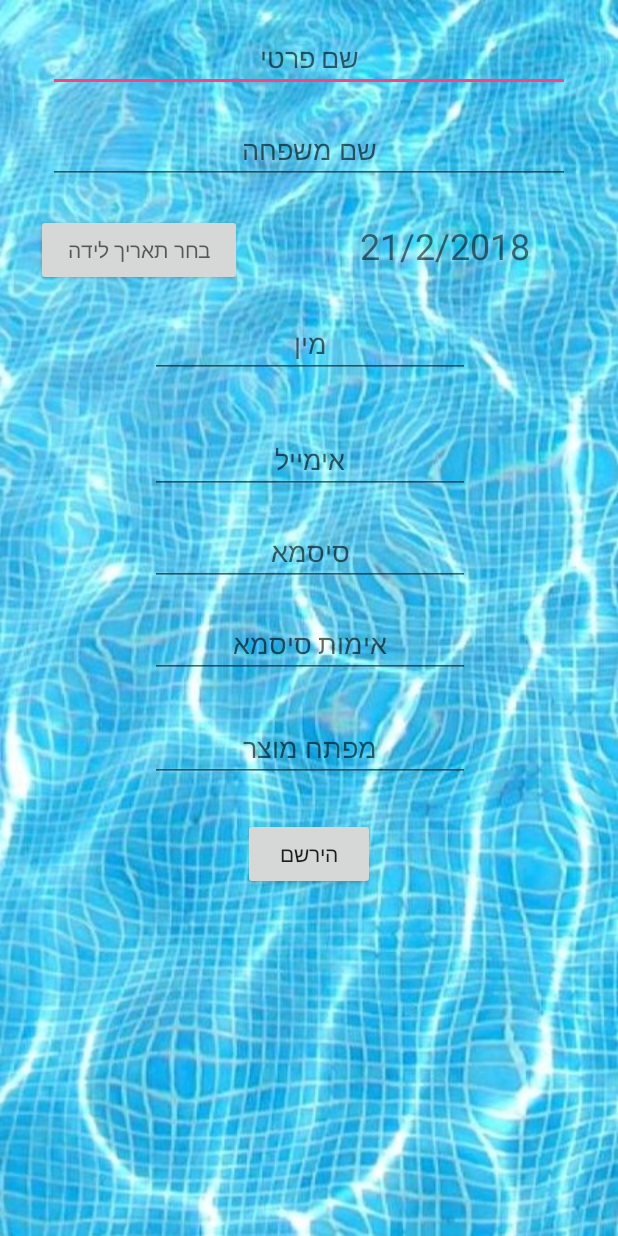
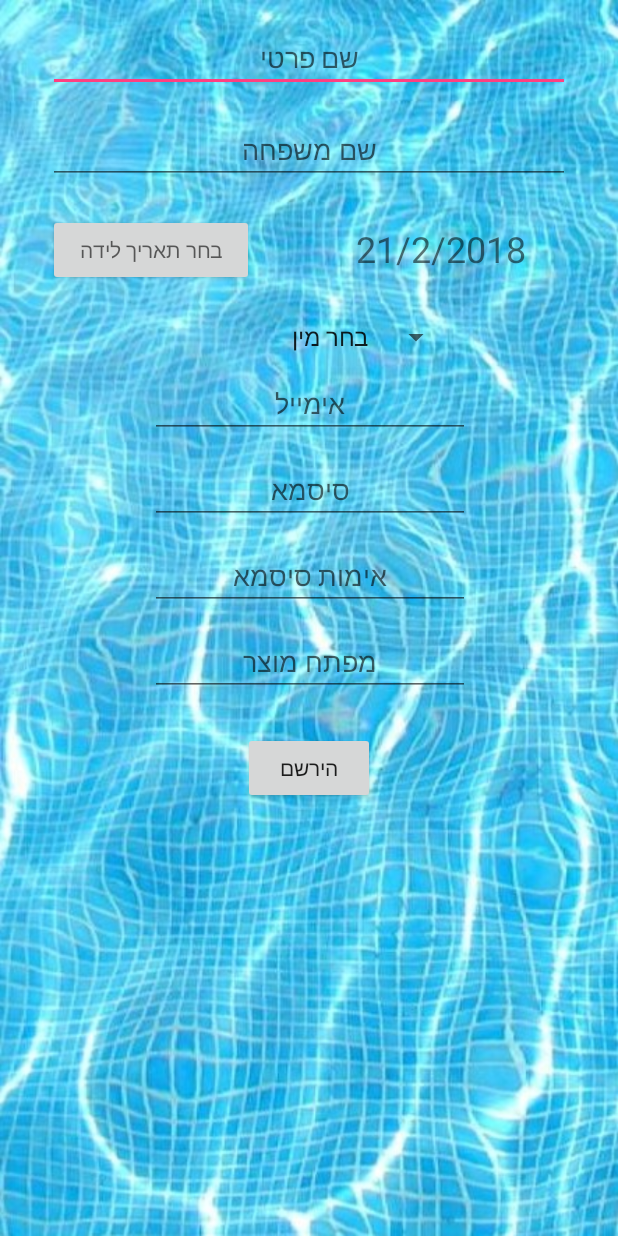
Before and after one commit to amirl1086/SwimmingCompetitions, an Android app: the RegisterActivity screen opened directly, with no data from a screen before it, on a phone screen of 412 x 824 dp. Run offline under Robolectric (Android 15) with nearby library versions, the phone set to English and light mode, and no system bars; 2 statements that could not run were skipped.

```diff
--- a/android/app/build.gradle
+++ b/android/app/build.gradle
@@ -50,4 +50,5 @@ repositories {
 
 
 
+
 apply plugin: 'com.google.gms.google-services'
--- a/android/app/src/main/AndroidManifest.xml
+++ b/android/app/src/main/AndroidManifest.xml
@@ -26,7 +26,8 @@
         <activity android:name=".NewIterationActivity" />
         <activity android:name=".ViewCompetitionsActivity" />
         <activity android:name=".ViewCompetitionActivity" />
-        <activity android:name=".IterationsActivity"></activity>
+        <activity android:name=".IterationsActivity" />
+        <activity android:name=".RegisterTempUserActivity"></activity>
     </application>
 
 </manifest>
--- a/android/app/src/main/java/com/app/swimmingcompetitions/swimmingcompetitions/CreateNewCompetitionActivity.java
+++ b/android/app/src/main/java/com/app/swimmingcompetitions/swimmingcompetitions/CreateNewCompetitionActivity.java
@@ -118,7 +118,7 @@ public class CreateNewCompetitionActivity extends AppCompatActivity implements A
         this.spinnerListAdapter.setDropDownViewResource(android.R.layout.simple_spinner_item);
         this.spinner.setAdapter(spinnerListAdapter);
 
-        if(intent.hasExtra("selectedCompetition")) {
+        if(intent.hasExtra("editMode")) {
 
         }
         else {
--- a/android/app/src/main/java/com/app/swimmingcompetitions/swimmingcompetitions/RegisterActivity.java
+++ b/android/app/src/main/java/com/app/swimmingcompetitions/swimmingcompetitions/RegisterActivity.java
@@ -3,12 +3,16 @@ package com.app.swimmingcompetitions.swimmingcompetitions;
 import android.app.DatePickerDialog;
 import android.app.Dialog;
 import android.content.Intent;
+import android.graphics.Color;
 import android.support.v7.app.AppCompatActivity;
 import android.os.Bundle;
 import android.view.View;
+import android.view.ViewGroup;
+import android.widget.ArrayAdapter;
 import android.widget.Button;
 import android.widget.DatePicker;
 import android.widget.EditText;
+import android.widget.Spinner;
 import android.widget.TextView;
 import android.widget.Toast;
 
@@ -24,7 +28,6 @@ public class RegisterActivity extends AppCompatActivity implements AsyncResponse
 
     private EditText firstName;
     private EditText lastName;
-    private EditText gender;
     private EditText eMail;
     private EditText password;
     private EditText passwordConfirmation;
@@ -33,6 +36,9 @@ public class RegisterActivity extends AppCompatActivity implements AsyncResponse
     private TextView dateView;
     private int year, month, day;
     private String registerType;
+    private Spinner spinner;
+    private ArrayAdapter<String> spinnerListAdapter;
+    private String[] genders;
 
 
     @Override
@@ -43,16 +49,46 @@ public class RegisterActivity extends AppCompatActivity implements AsyncResponse
         Bundle extras = getIntent().getExtras();
         this.registerType = extras.getString("registerType");
 
-        this.firstName = (EditText) findViewById(R.id.register_first_name);
-        this.lastName = (EditText) findViewById(R.id.register_last_name);
-        this.birthDateButton = (Button) findViewById(R.id.register_birth_date);
-        this.gender = (EditText) findViewById(R.id.register_gender);
+        this.firstName = findViewById(R.id.register_first_name);
+        this.lastName = findViewById(R.id.register_last_name);
+        this.birthDateButton = findViewById(R.id.register_birth_date);
+
+        //set up spinner picker for swimming style
+        this.genders = new String[]{"בחר מין", "זכר", "נקבה"};
+        this.spinner = findViewById(R.id.register_gender);
+        this.spinnerListAdapter = new ArrayAdapter<String>(this, android.R.layout.simple_spinner_item, genders) {
+
+            @Override
+            public boolean isEnabled(int position){
+                if(position == 0) {
+                    return false;
+                }
+                return true;
+            }
+
+            @Override
+            public View getDropDownView(int position, View convertView, ViewGroup parent) {
+                View view = super.getDropDownView(position, convertView, parent);
+                TextView tv = (TextView) view;
+                if(position == 0){
+                    // Set the hint text color gray
+                    tv.setTextColor(Color.GRAY);
+                }
+                else {
+                    tv.setTextColor(Color.BLACK);
+                }
+                return view;
+            }
+        };
+
+        this.spinnerListAdapter.setDropDownViewResource(android.R.layout.simple_spinner_item);
+        this.spinner.setAdapter(spinnerListAdapter);
 
         if (this.registerType.equals("parent")) {
             this.birthDateButton.setVisibility(View.GONE);
-            this.gender.setVisibility(View.GONE);
+            this.spinner.setVisibility(View.GONE);
         } else { //initialize date picker for date of birth
-            this.dateView = (TextView) findViewById(R.id.birth_date_view);
+            this.dateView = findViewById(R.id.birth_date_view);
             this.calendar = Calendar.getInstance();
             this.year = calendar.get(Calendar.YEAR);
 
@@ -61,9 +97,9 @@ public class RegisterActivity extends AppCompatActivity implements AsyncResponse
             showDate(year, month + 1, day);
         }
 
-        this.eMail = (EditText) findViewById(R.id.register_email);
-        this.password = (EditText) findViewById(R.id.register_password);
-        this.passwordConfirmation = (EditText) findViewById(R.id.register_password_confirmation);
+        this.eMail = findViewById(R.id.register_email);
+        this.password = findViewById(R.id.register_password);
+        this.passwordConfirmation = findViewById(R.id.register_password_confirmation);
     }
 
 
@@ -74,7 +110,7 @@ public class RegisterActivity extends AppCompatActivity implements AsyncResponse
 
         if (this.registerType.equals("student")) {
             birthDateText = dateView.getText().toString();
-            genderText = gender.getText().toString();
+            genderText = spinner.getSelectedItem().toString();
         }
 
         String eMailText = this.eMail.getText().toString();
@@ -118,8 +154,8 @@ public class RegisterActivity extends AppCompatActivity implements AsyncResponse
 
     private DatePickerDialog.OnDateSetListener myDateListener = new DatePickerDialog.OnDateSetListener() {
         @Override
-        public void onDateSet(DatePicker arg0, int arg1, int arg2, int arg3) {
-            showDate(arg1, arg2 + 1, arg3);
+        public void onDateSet(DatePicker arg0, int year, int month, int day) {
+            showDate(year, month + 1, day);
         }
     };
 
@@ -128,8 +164,9 @@ public class RegisterActivity extends AppCompatActivity implements AsyncResponse
         try {
             JSONObject response = new JSONObject(result);
             JSONObject dataObj = response.getJSONObject("data");
-            if (response != null && response.getBoolean("success")) {
-                switchToMainMenuActivity(dataObj);
+            if (response.getBoolean("success")) {
+                User currentUser = new User(dataObj);
+                switchToMainMenuActivity(currentUser);
             } else {
                 showToast("LogInActivity processFinish: Error registering");
             }
@@ -142,9 +179,9 @@ public class RegisterActivity extends AppCompatActivity implements AsyncResponse
         Toast.makeText(getApplicationContext(), message, Toast.LENGTH_SHORT).show();
     }
 
-    public void switchToMainMenuActivity(JSONObject user) {
+    public void switchToMainMenuActivity(User currentUser) {
         Intent intent = new Intent(this, MainMenuActivity.class);
-        intent.putExtra("currentUser", user.toString());
+        intent.putExtra("currentUser", currentUser);
         startActivity(intent);
     }
 
--- a/android/app/src/main/res/layout/activity_register.xml
+++ b/android/app/src/main/res/layout/activity_register.xml
@@ -50,48 +50,47 @@
             android:layout_height="47dp"
             android:layout_marginBottom="8dp"
             android:layout_marginEnd="16dp"
-            android:layout_marginRight="16dp"
             android:layout_marginStart="32dp"
-            android:layout_marginLeft="32dp"
             android:layout_marginTop="8dp"
             android:paddingTop="5dp"
             android:textSize="24sp"
             app:layout_constraintBottom_toTopOf="@+id/register_gender"
             app:layout_constraintEnd_toEndOf="parent"
-            app:layout_constraintHorizontal_bias="0.71"
+            app:layout_constraintHorizontal_bias="0.631"
             app:layout_constraintStart_toEndOf="@+id/register_birth_date"
             app:layout_constraintTop_toBottomOf="@+id/register_last_name"
-            app:layout_constraintVertical_bias="0.55" />
+            app:layout_constraintVertical_bias="0.55"
+            android:layout_marginLeft="32dp"
+            android:layout_marginRight="16dp" />
 
         <Button
             android:id="@+id/register_birth_date"
             android:layout_width="137dp"
             android:layout_height="wrap_content"
-            android:layout_marginStart="24dp"
-            android:layout_marginLeft="16dp"
+            android:layout_marginBottom="8dp"
+            android:layout_marginStart="32dp"
             android:layout_marginTop="20dp"
             android:ems="10"
             android:hint="@string/register_birth_date"
             android:onClick="setDate"
             android:textAlignment="center"
+            app:layout_constraintBottom_toTopOf="@+id/register_gender"
+            app:layout_constraintStart_toStartOf="parent"
+            app:layout_constraintTop_toBottomOf="@+id/register_last_name"
+            app:layout_constraintVertical_bias="0.0"
+            android:layout_marginLeft="32dp" />
+
+        <Spinner
+            android:id="@+id/register_gender"
+            android:layout_width="190dp"
+            android:layout_height="28dp"
+            android:layout_centerHorizontal="true"
+            android:layout_marginEnd="92dp"
+            android:layout_marginStart="92dp"
+            android:layout_marginTop="88dp"
+            app:layout_constraintEnd_toEndOf="parent"
             app:layout_constraintStart_toStartOf="parent"
             app:layout_constraintTop_toBottomOf="@+id/register_last_name" />
-
-        <EditText
-            android:id="@+id/register_gender"
-            android:layout_width="wrap_content"
-            android:layout_height="wrap_content"
-            android:layout_marginEnd="8dp"
-            android:layout_marginStart="8dp"
-            android:layout_marginTop="16dp"
-            android:ems="10"
-            android:hint="@string/register_gender"
-            android:inputType="textPersonName"
-            android:textAlignment="center"
-            app:layout_constraintEnd_toEndOf="parent"
-            app:layout_constraintHorizontal_bias="0.503"
-            app:layout_constraintStart_toStartOf="parent"
-            app:layout_constraintTop_toBottomOf="@+id/register_birth_date" />
 
         <EditText
             android:id="@+id/register_email"
@@ -99,7 +98,7 @@
             android:layout_height="wrap_content"
             android:layout_marginEnd="8dp"
             android:layout_marginStart="8dp"
-            android:layout_marginTop="32dp"
+            android:layout_marginTop="8dp"
             android:ems="10"
             android:hint="@string/register_email"
             android:inputType="textEmailAddress"
@@ -116,7 +115,7 @@
             android:layout_height="wrap_content"
             android:layout_marginEnd="8dp"
             android:layout_marginStart="8dp"
-            android:layout_marginTop="16dp"
+            android:layout_marginTop="12dp"
             android:ems="10"
             android:hint="@string/register_password"
             android:inputType="textPassword"
@@ -132,7 +131,7 @@
             android:layout_height="wrap_content"
             android:layout_marginEnd="8dp"
             android:layout_marginStart="8dp"
-            android:layout_marginTop="16dp"
+            android:layout_marginTop="12dp"
             android:ems="10"
             android:hint="@string/register_password_confirmation"
             android:inputType="numberPassword"
@@ -148,7 +147,7 @@
             android:layout_height="wrap_content"
             android:layout_marginEnd="8dp"
             android:layout_marginStart="8dp"
-            android:layout_marginTop="24dp"
+            android:layout_marginTop="12dp"
             android:ems="10"
             android:hint="@string/register_token"
             android:inputType="textPersonName"
--- a/android/app/src/main/res/layout/activity_view_competition.xml
+++ b/android/app/src/main/res/layout/activity_view_competition.xml
@@ -225,6 +225,7 @@
         app:layout_constraintBottom_toTopOf="@+id/start_competition"
         app:layout_constraintEnd_toEndOf="parent"
         app:layout_constraintHorizontal_bias="0.502"
+        android:onClick="registerTempUserToCompetition"
         app:layout_constraintStart_toStartOf="parent"
         app:layout_constraintTop_toBottomOf="@+id/register_edit_btn" />
 
--- a/android/app/src/main/res/values/strings.xml
+++ b/android/app/src/main/res/values/strings.xml
@@ -67,4 +67,5 @@
     <string name="start_timer">התחל</string>
     <string name="end_iteration">סיים מקצה</string>
     <string name="timer_reset_time">00:00:00</string>
+    <string name="register_temp_user_btn">רשום משתמש זמני</string>
 </resources>
```
Also changed, not shown: android/app/src/main/java/com/app/swimmingcompetitions/swimmingcompetitions/Participant.java (+14 -6 lines), android/app/src/main/java/com/app/swimmingcompetitions/swimmingcompetitions/RegisterTempUserActivity.java (added, +172 -0 lines), android/app/src/main/java/com/app/swimmingcompetitions/swimmingcompetitions/User.java (+10 -0 lines), android/app/src/main/java/com/app/swimmingcompetitions/swimmingcompetitions/ViewCompetitionActivity.java (+98 -1 lines), android/app/src/main/res/layout/activity_register_temp_user.xml (added, +106 -0 lines), 4 other files.
